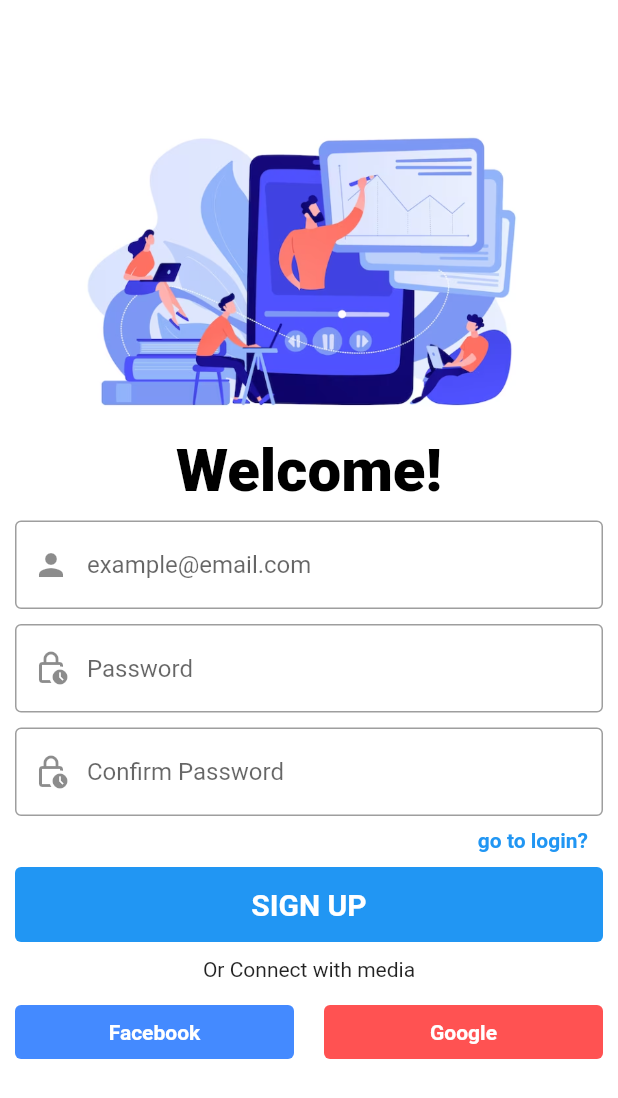
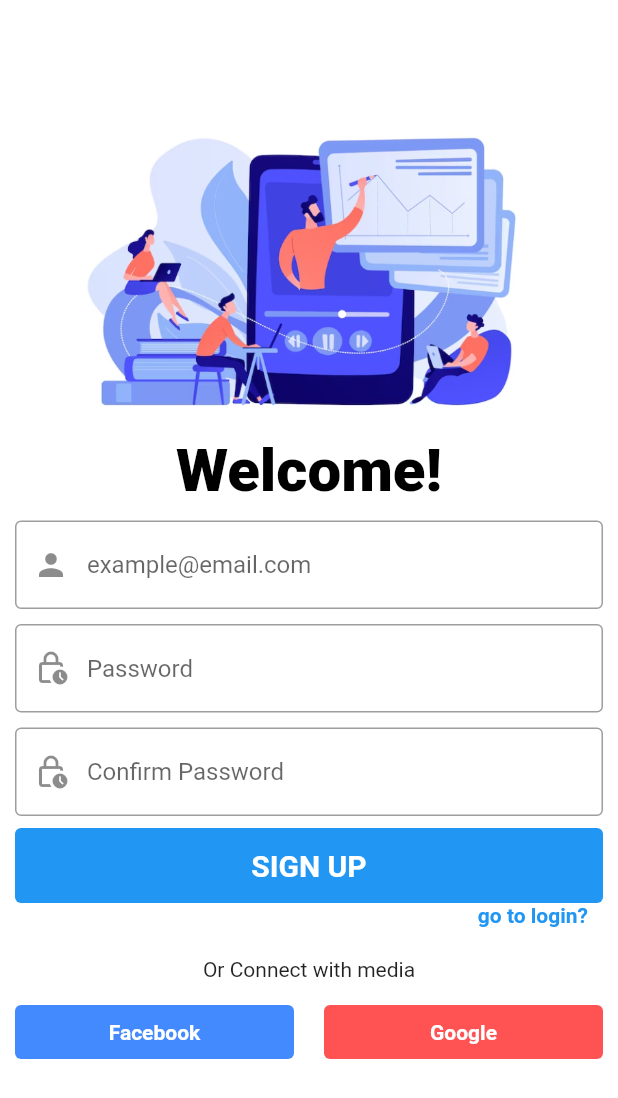
Before and after one commit to peternjugunamwaura/flutter_job_posting-app, a Flutter app: the Signup screen opened directly, on a phone screen of 412 x 824 dp. Shown: the top 1098 px of the screen. Run offline on Flutter 3.47's test engine with Material 2 defaults, Android fonts, the light colour scheme and no system bars.

Commit message:
Signup form validation

```diff
--- a/lib/signup.dart
+++ b/lib/signup.dart
@@ -1,7 +1,6 @@
 import 'package:flutter/material.dart';
 import 'package:job_search/forgotpassword.dart';
 import 'package:job_search/login.dart';
-
 
 void main() {
   runApp(
@@ -9,61 +8,131 @@ void main() {
   );
 }
 
-class Signup extends StatelessWidget {
+class Signup extends StatefulWidget {
   const Signup({Key? key}) : super(key: key);
+
+  @override
+  _SignupState createState() => _SignupState();
+}
+
+class _SignupState extends State<Signup> {
+  final _formKey = GlobalKey<FormState>();
+  final _emailController = TextEditingController();
+  final _passwordController = TextEditingController();
+  final _confirmPasswordController = TextEditingController();
+
+  @override
+  void dispose() {
+    _emailController.dispose();
+    _passwordController.dispose();
+    _confirmPasswordController.dispose();
+    super.dispose();
+  }
+
   @override
   Widget build(BuildContext context) {
     return Scaffold(
       backgroundColor: Colors.white,
       body: SingleChildScrollView(
-        child: Container(
-          child:Column(
+        child: Column(
           mainAxisAlignment: MainAxisAlignment.center,
           children: [
             const SizedBox(height: 80),
-              const Image(image: AssetImage('images/signup.png'),height: 200),
+            const Image(image: AssetImage('images/signup.png'), height: 200),
             const SizedBox(height: 10),
-              const Text("Welcome!",style: TextStyle(color: Colors.black,fontWeight: FontWeight.w800,fontSize: 40)),
+            const Text("Welcome!",
+                style: TextStyle(
+                    color: Colors.black,
+                    fontWeight: FontWeight.w800,
+                    fontSize: 40)),
             const SizedBox(height: 10),
-              const Padding(
-                padding: EdgeInsets.symmetric(horizontal: 10), // Adjust the padding as needed
-                child: TextField(
-                  decoration: InputDecoration(
+            Padding(
+              padding: EdgeInsets.symmetric(horizontal: 10),
+              child: Form(
+                key: _formKey,
+                child: Column(
+                  children: [
+                    TextFormField(
+                      controller: _emailController,
+                      decoration: const InputDecoration(
                         prefixIcon: Icon(Icons.person),
                         border: OutlineInputBorder(),
                         hintText: 'example@email.com',
                       ),
-                ),
+                      validator: (value) {
+                        if (value == null || value.isEmpty) {
+                          return 'Please enter your email';
+                        }
+                        return null;
+                      },
                     ),
                     const SizedBox(height: 10),
-              const Padding(
-                padding: EdgeInsets.symmetric(horizontal: 10), // Adjust the padding as needed
-                child: TextField(
+                    TextFormField(
+                      controller: _passwordController,
                       obscureText: true,
-                  decoration: InputDecoration(
+                      decoration: const InputDecoration(
                         prefixIcon: Icon(Icons.lock_clock_outlined),
                         iconColor: Colors.blue,
                         border: OutlineInputBorder(),
                         hintText: 'Password',
                       ),
-                ),
+                      validator: (value) {
+                        if (value == null || value.isEmpty) {
+                          return 'Please enter your password';
+                        }
+                        return null;
+                      },
                     ),
                     const SizedBox(height: 10),
-              const Padding(
-                padding: EdgeInsets.symmetric(horizontal: 10), // Adjust the padding as needed
-                child: TextField(
+                    TextFormField(
+                      controller: _confirmPasswordController,
                       obscureText: true,
-                  decoration: InputDecoration(
+                      decoration: const InputDecoration(
                         prefixIcon: Icon(Icons.lock_clock_outlined),
                         iconColor: Colors.blue,
                         border: OutlineInputBorder(),
                         hintText: 'Confirm Password',
                       ),
+                      validator: (value) {
+                        if (value == null || value.isEmpty) {
+                          return 'Please confirm your password';
+                        } else if (value != _passwordController.text) {
+                          return 'Passwords do not match';
+                        }
+                        return null;
+                      },
+                    ),
+                    const SizedBox(height: 8),
+                    TextButton(
+                      onPressed: () {
+                        if (_formKey.currentState!.validate()) {
+                          // Form is valid, perform form submission logic here
+                          // For example, you can access form values using
+                          // _emailController.text, _passwordController.text, etc.
+                          print('Form is valid');
+                        }
+                      },
+                      style: ButtonStyle(
+                        backgroundColor:
+                        MaterialStateProperty.all(Colors.blue),
+                        minimumSize:
+                        MaterialStateProperty.all(Size(double.infinity, 50)),
+                      ),
+                      child: const Text(
+                        "SIGN UP",
+                        style: TextStyle(
+                            color: Colors.white,
+                            fontWeight: FontWeight.bold,
+                            fontSize: 20),
+                      ),
+                    )
+                  ],
                 ),
               ),
-              const SizedBox(height: 8),
-              Padding(padding: const EdgeInsets.symmetric(horizontal: 20),
-                  child:   Align(
+            ),
+            Padding(
+              padding: const EdgeInsets.symmetric(horizontal: 20),
+              child: Align(
                 alignment: Alignment.centerRight,
                 child: Column(
                   children: [
@@ -84,41 +153,44 @@ class Signup extends StatelessWidget {
                     ),
                   ],
                 ),
-                  )),
+              ),
+            ),
             const SizedBox(height: 10),
-              const Padding(padding: EdgeInsets.symmetric(horizontal: 10),
+             Padding(
+              padding: EdgeInsets.symmetric(horizontal: 10),
               child: Column(
                 children: [
-                    TextButton(
-                      onPressed: null,
-                      style: ButtonStyle(
-                        backgroundColor: MaterialStatePropertyAll(Colors.blue),
-                        minimumSize: MaterialStatePropertyAll(Size(double.infinity, 50)), // Adjust the height as needed
-                      ),
-                      child: Text(
-                        "SIGN UP",
-                        style: TextStyle(color: Colors.white,fontWeight: FontWeight.bold,fontSize: 20),
-                      ),
-                    ),
-                    SizedBox(height: 10),
-                    Text("Or Connect with media"),
-                    SizedBox(height: 10),
+                  const SizedBox(height: 10),
+                  const Text("Or Connect with media"),
+                  const SizedBox(height: 10),
                   Row(
                     children: [
                       Expanded(
                         child: TextButton(
                           style: ButtonStyle(
-                                  backgroundColor: MaterialStatePropertyAll(Colors.blueAccent),
+                            backgroundColor:
+                            MaterialStateProperty.all(Colors.blueAccent),
                           ),
                           onPressed: null,
-                                child: Text("Facebook",style: TextStyle(color: Colors.white,fontWeight: FontWeight.bold),))),
-                        SizedBox(width: 20),
+                          child: const Text("Facebook",
+                              style: TextStyle(
+                                  color: Colors.white,
+                                  fontWeight: FontWeight.bold)),
+                        ),
+                      ),
+                      const SizedBox(width: 20),
                       Expanded(
                         child: TextButton(
                           style: ButtonStyle(
-                                  backgroundColor: MaterialStatePropertyAll(Colors.redAccent),
+                            backgroundColor:
+                            MaterialStateProperty.all(Colors.redAccent),
                           ),
-                                onPressed: null, child: Text("Google",style: TextStyle(color: Colors.white,fontWeight: FontWeight.bold),))
+                          onPressed: null,
+                          child: const Text("Google",
+                              style: TextStyle(
+                                  color: Colors.white,
+                                  fontWeight: FontWeight.bold)),
+                        ),
                       ),
                     ],
                   ),
@@ -128,7 +200,6 @@ class Signup extends StatelessWidget {
           ],
         ),
       ),
-      ),
     );
   }
 }
```
Lines whose indentation alone changed are shown as unchanged.
